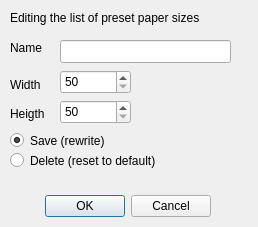
This is dialog_paper.ui in viktand/vap4 as Qt 5 draws it before an edit. The edited form follows.
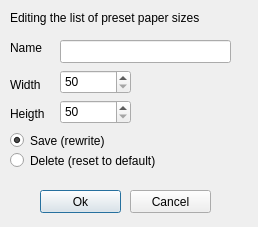
This is the edited form.

The edit to the form file:
```diff
--- a/dialog_paper.ui
+++ b/dialog_paper.ui
@@ -25,22 +25,6 @@
   <property name="windowTitle">
    <string>Paper size editor</string>
   </property>
-  <widget class="QDialogButtonBox" name="buttonBox">
-   <property name="geometry">
-    <rect>
-     <x>40</x>
-     <y>190</y>
-     <width>171</width>
-     <height>32</height>
-    </rect>
-   </property>
-   <property name="orientation">
-    <enum>Qt::Horizontal</enum>
-   </property>
-   <property name="standardButtons">
-    <set>QDialogButtonBox::Cancel|QDialogButtonBox::Ok</set>
-   </property>
-  </widget>
   <widget class="QLabel" name="label">
    <property name="geometry">
     <rect>
@@ -140,7 +124,7 @@
     <rect>
      <x>10</x>
      <y>130</y>
-     <width>121</width>
+     <width>221</width>
      <height>21</height>
     </rect>
    </property>
@@ -164,6 +148,32 @@
     <string>Delete (reset to default)</string>
    </property>
   </widget>
+  <widget class="QPushButton" name="pushButton">
+   <property name="geometry">
+    <rect>
+     <x>40</x>
+     <y>190</y>
+     <width>81</width>
+     <height>23</height>
+    </rect>
+   </property>
+   <property name="text">
+    <string>Ok</string>
+   </property>
+  </widget>
+  <widget class="QPushButton" name="pushButton_2">
+   <property name="geometry">
+    <rect>
+     <x>130</x>
+     <y>190</y>
+     <width>81</width>
+     <height>23</height>
+    </rect>
+   </property>
+   <property name="text">
+    <string>Cancel</string>
+   </property>
+  </widget>
  </widget>
  <resources/>
  <connections>
```
Left out of the diff: 35 changed lines with no effect on the pictures.
